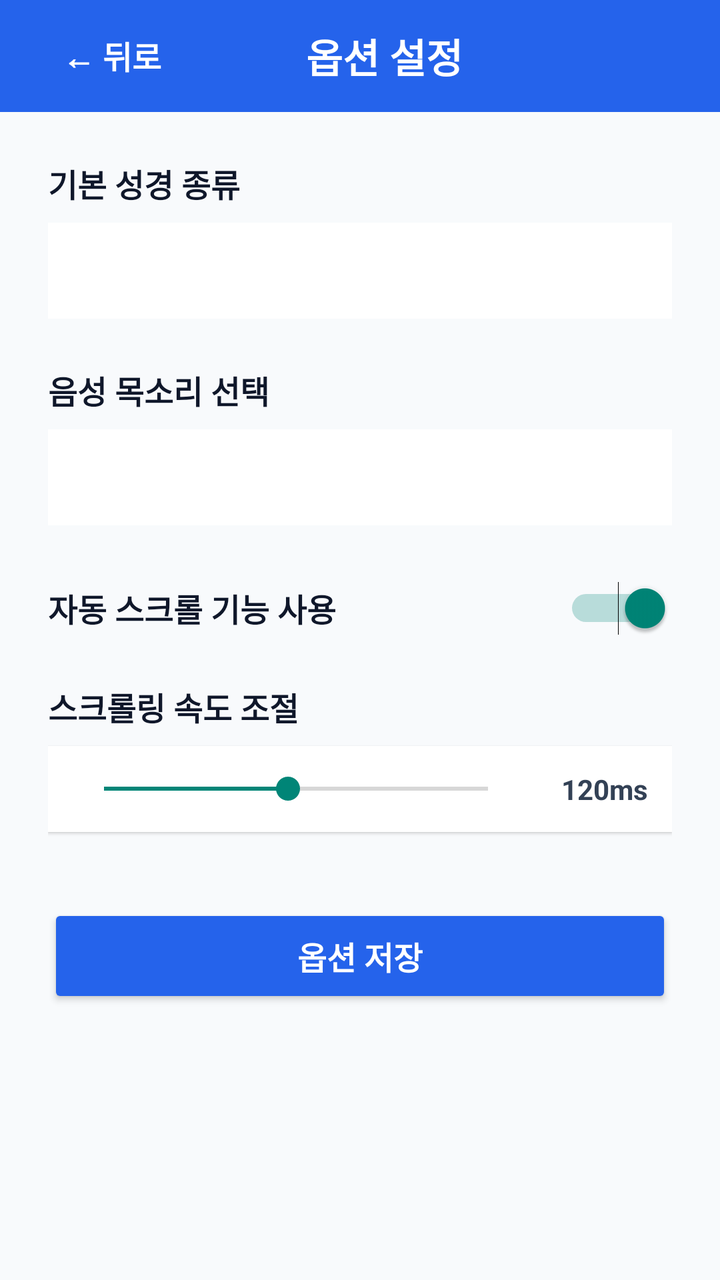
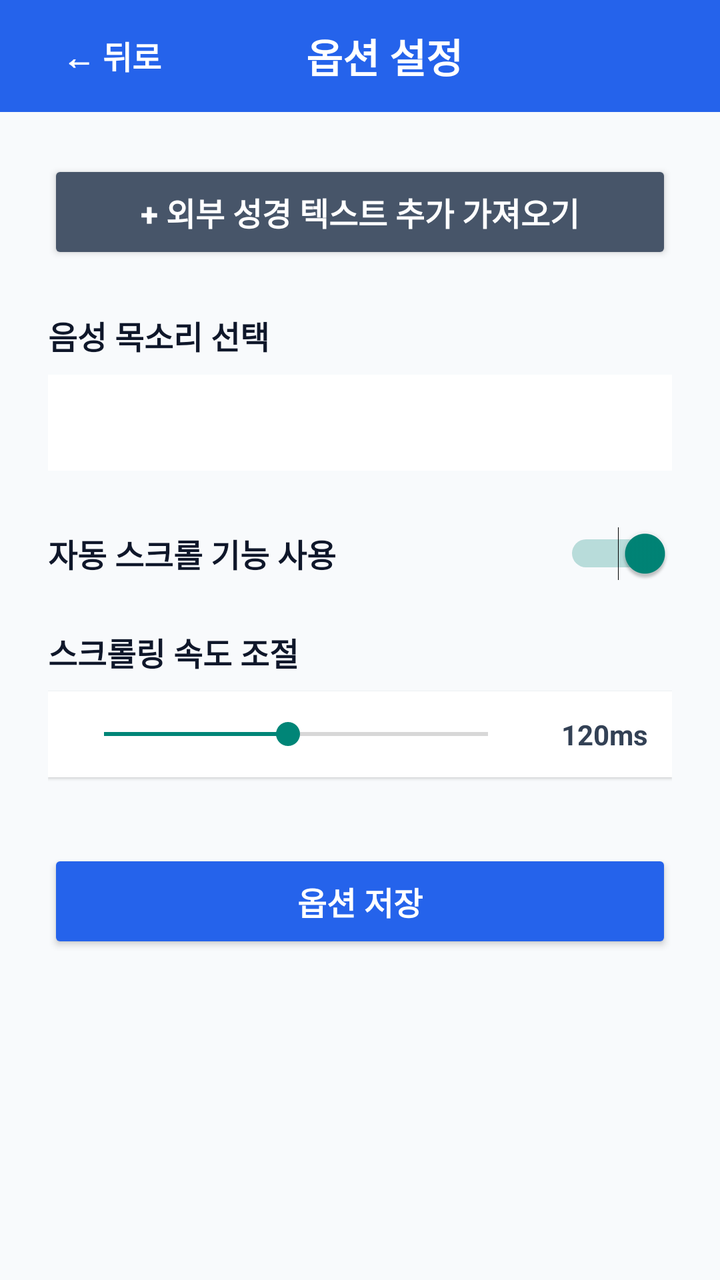

An Android layout rendered at two revisions. The XML below is the earlier revision; the diff shows what the commit changed to produce the second picture.
<!-- AndroidManifest.xml: application theme android:Theme.Material.Light.NoActionBar -->
<!-- res/layout/activity_settings.xml -->
<?xml version="1.0" encoding="utf-8"?>
<LinearLayout xmlns:android="http://schemas.android.com/apk/res/android"
    android:layout_width="match_parent"
    android:layout_height="match_parent"
    android:background="#F8FAFC"
    android:fitsSystemWindows="true"
    android:orientation="vertical">

    
    <LinearLayout
        android:layout_width="match_parent"
        android:layout_height="56dp"
        android:background="#2563EB"
        android:gravity="center_vertical"
        android:orientation="horizontal"
        android:paddingHorizontal="12dp">

        <Button
            android:id="@+id/backButton"
            android:layout_width="wrap_content"
            android:layout_height="wrap_content"
            android:background="?android:attr/selectableItemBackgroundBorderless"
            android:text="← 뒤로"
            android:textColor="#FFFFFF"
            android:textSize="16sp"
            android:textStyle="bold" />

        <TextView
            android:layout_width="0dp"
            android:layout_height="wrap_content"
            android:layout_weight="1"
            android:gravity="center"
            android:text="옵션 설정"
            android:textColor="#FFFFFF"
            android:textSize="20sp"
            android:textStyle="bold" />

        <View
            android:layout_width="64dp"
            android:layout_height="wrap_content" />
    </LinearLayout>

    <ScrollView
        android:layout_width="match_parent"
        android:layout_height="0dp"
        android:layout_weight="1"
        android:fillViewport="true"
        android:padding="24dp">

        <LinearLayout
            android:layout_width="match_parent"
            android:layout_height="wrap_content"
            android:orientation="vertical">

            <TextView
                android:layout_width="match_parent"
                android:layout_height="wrap_content"
                android:text="기본 성경 종류"
                android:textColor="#0F172A"
                android:textSize="16sp"
                android:textStyle="bold" />

            <Spinner
                android:id="@+id/settingsAssetSpinner"
                android:layout_width="match_parent"
                android:layout_height="wrap_content"
                android:layout_marginTop="8dp"
                android:background="#FFFFFF"
                android:minHeight="48dp"
                android:padding="8dp" />

            <TextView
                android:layout_width="match_parent"
                android:layout_height="wrap_content"
                android:layout_marginTop="24dp"
                android:text="음성 목소리 선택"
                android:textColor="#0F172A"
                android:textSize="16sp"
                android:textStyle="bold" />

            <Spinner
                android:id="@+id/settingsVoiceSpinner"
                android:layout_width="match_parent"
                android:layout_height="wrap_content"
                android:layout_marginTop="8dp"
                android:background="#FFFFFF"
                android:minHeight="48dp"
                android:padding="8dp" />

            <Switch
                android:id="@+id/autoScrollSwitch"
                android:layout_width="match_parent"
                android:layout_height="wrap_content"
                android:layout_marginTop="28dp"
                android:checked="true"
                android:text="자동 스크롤 기능 사용"
                android:textColor="#0F172A"
                android:textSize="16sp"
                android:textStyle="bold" />

            
            <TextView
                android:layout_width="match_parent"
                android:layout_height="wrap_content"
                android:layout_marginTop="24dp"
                android:text="스크롤링 속도 조절"
                android:textColor="#0F172A"
                android:textSize="16sp"
                android:textStyle="bold" />

            <LinearLayout
                android:layout_width="match_parent"
                android:layout_height="wrap_content"
                android:layout_marginTop="8dp"
                android:background="#FFFFFF"
                android:elevation="1dp"
                android:gravity="center_vertical"
                android:orientation="horizontal"
                android:padding="12dp">

                <SeekBar
                    android:id="@+id/speedSeekBar"
                    android:layout_width="0dp"
                    android:layout_height="wrap_content"
                    android:layout_weight="1"
                    android:max="250"
                    android:progress="120" />

                <TextView
                    android:id="@+id/speedValueTextView"
                    android:layout_width="64dp"
                    android:layout_height="wrap_content"
                    android:gravity="end"
                    android:text="120ms"
                    android:textColor="#334155"
                    android:textSize="14sp"
                    android:textStyle="bold" />
            </LinearLayout>

            <Button
                android:id="@+id/saveOptionsButton"
                android:layout_width="match_parent"
                android:layout_height="52dp"
                android:layout_marginTop="36dp"
                android:backgroundTint="#2563EB"
                android:text="옵션 저장"
                android:textColor="#FFFFFF"
                android:textSize="16sp"
                android:textStyle="bold" />
        </LinearLayout>
    </ScrollView>

</LinearLayout>
<!-- resources referenced by this layout -->
<resources>

</resources>

<!-- the commit's change to res/layout/activity_settings.xml (unified diff, before → after) -->
@@ -52,22 +52,15 @@
             android:layout_height="wrap_content"
             android:orientation="vertical">
 
-            <TextView
+            <Button
+                android:id="@+id/importBibleButton"
                 android:layout_width="match_parent"
-                android:layout_height="wrap_content"
-                android:text="기본 성경 종류"
-                android:textColor="#0F172A"
+                android:layout_height="52dp"
+                android:backgroundTint="#475569"
+                android:text="+ 외부 성경 텍스트 추가 가져오기"
+                android:textColor="#FFFFFF"
                 android:textSize="16sp"
                 android:textStyle="bold" />
-
-            <Spinner
-                android:id="@+id/settingsAssetSpinner"
-                android:layout_width="match_parent"
-                android:layout_height="wrap_content"
-                android:layout_marginTop="8dp"
-                android:background="#FFFFFF"
-                android:minHeight="48dp"
-                android:padding="8dp" />
 
             <TextView
                 android:layout_width="match_parent"
